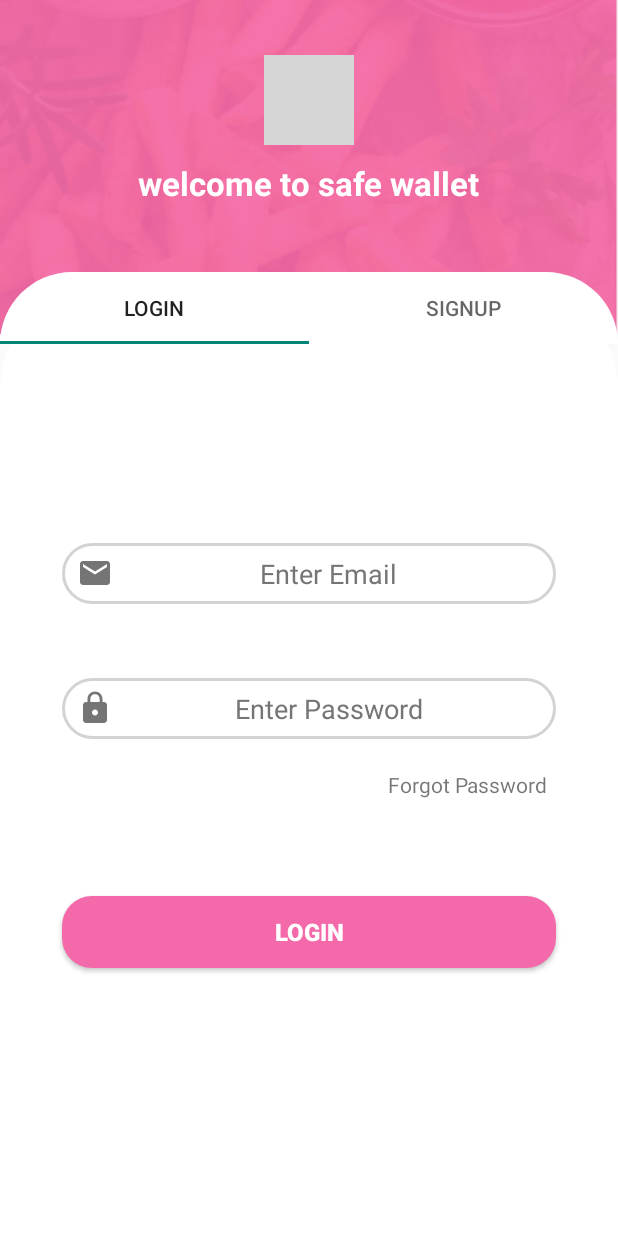
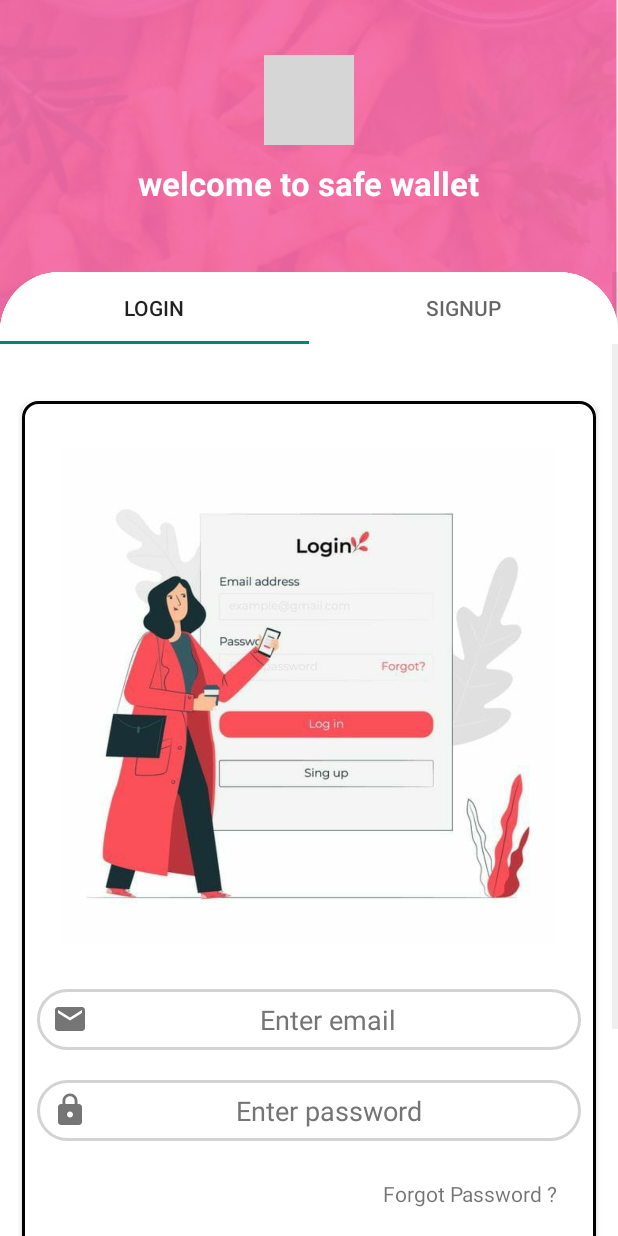
Before and after one commit to aadeshpandiri/ModernFeatures, an Android app: the screen it shows after launch once a user with an empty profile is signed in (LoginActivity), on a phone screen of 412 x 824 dp. Run offline under Robolectric (Android 15) with nearby library versions, the phone set to English and light mode, and no system bars; our stand-ins replace Firebase (no records; nobody signed in at launch, a user with empty details on screens opened directly); libraries missing offline, so code that uses them is left out: maes.tech.intentanim; Roboto replaces fonts that are not available here; 3 statements that could not run were skipped; grey boxes are pictures that could not be loaded.

Commit message:
login page and signup page design completed

```diff
--- a/app/src/main/java/com/example/myappnew/LoginActivity.java
+++ b/app/src/main/java/com/example/myappnew/LoginActivity.java
@@ -57,17 +57,17 @@ public class LoginActivity extends AppCompatActivity {
 //        fb.setTranslationY(300);
 //        google.setTranslationY(300);
 //        twitter.setTranslationY(300);
-        tabLayout.setTranslationY(300);
+        //tabLayout.setTranslationY(300);
 
 //        fb.setAlpha(v);
 //        google.setAlpha(v);
 //        twitter.setAlpha(v);
-        tabLayout.setAlpha(v);
+        //tabLayout.setAlpha(v);
 
 //        fb.animate().translationY(0).alpha(1).setDuration(1000).setStartDelay(400).start();
 //        google.animate().translationY(0).alpha(1).setDuration(1000).setStartDelay(600).start();
 //        twitter.animate().translationY(0).alpha(1).setDuration(1000).setStartDelay(800).start();
-        tabLayout.animate().translationY(0).alpha(1).setDuration(1000).setStartDelay(100).start();
+       // tabLayout.animate().translationY(0).alpha(1).setDuration(1000).setStartDelay(100).start();
 
 
     }
--- a/app/src/main/res/drawable/form_bg.xml
+++ b/app/src/main/res/drawable/form_bg.xml
@@ -2,8 +2,8 @@
 <shape xmlns:android="http://schemas.android.com/apk/res/android">
 
     <solid android:color="#ffffff"/>
-    <corners android:radius="30dp"/>
+    <corners android:radius="10dp"/>
     <stroke android:width="2dp"
-        android:color="#000000" />
+        android:color="#010101" />
 
 </shape>
--- a/app/src/main/res/drawable/vi_bg.xml
+++ b/app/src/main/res/drawable/vi_bg.xml
@@ -3,8 +3,8 @@
     android:shape="rectangle">
 
     <solid android:color="@color/white"/>
-    <corners android:topLeftRadius="80dp"
-        android:topRightRadius="80dp"/>
+    <corners android:topLeftRadius="40dp"
+        android:topRightRadius="40dp"/>
 
 
 </shape>
--- a/app/src/main/res/layout/activity_login.xml
+++ b/app/src/main/res/layout/activity_login.xml
@@ -5,6 +5,10 @@
     android:layout_width="match_parent"
     android:layout_height="match_parent"
     tools:context=".LoginActivity">
+
+        <androidx.constraintlayout.widget.ConstraintLayout
+            android:layout_width="match_parent"
+            android:layout_height="match_parent">
 
             <ImageView
                 android:id="@+id/imageView2"
@@ -19,6 +23,7 @@
                 app:layout_constraintTop_toTopOf="parent"
                 app:layout_constraintVertical_bias="0" />
 
+
             <androidx.constraintlayout.widget.ConstraintLayout
                 android:id="@+id/constraintLayout"
                 android:layout_width="match_parent"
@@ -31,6 +36,9 @@
                 app:layout_constraintTop_toTopOf="parent"
 
                 app:layout_constraintVertical_bias="1">
+
+
+
 
                 <androidx.viewpager.widget.ViewPager
                     android:id="@+id/view_pager"
@@ -60,8 +68,9 @@
 
 
 
+            </androidx.constraintlayout.widget.ConstraintLayout>
 
-    </androidx.constraintlayout.widget.ConstraintLayout>
+
 
 
             <ImageView
@@ -91,5 +100,7 @@
 
 
 
+        </androidx.constraintlayout.widget.ConstraintLayout>
+
 
 </androidx.constraintlayout.widget.ConstraintLayout>
--- a/app/src/main/res/layout/login_tab_fragment.xml
+++ b/app/src/main/res/layout/login_tab_fragment.xml
@@ -2,18 +2,70 @@
 <androidx.constraintlayout.widget.ConstraintLayout xmlns:android="http://schemas.android.com/apk/res/android"
     android:layout_width="match_parent"
     android:layout_height="match_parent"
+    android:background="@drawable/vi_bg"
+    android:layout_marginTop="20dp"
     xmlns:app="http://schemas.android.com/apk/res-auto">
+    <ScrollView
+        android:layout_width="match_parent"
+        android:layout_height="match_parent"
+        >
+
+        <androidx.cardview.widget.CardView
+            android:layout_width="match_parent"
+            android:background="@drawable/vi_bg"
+            android:layout_height="match_parent"
+            android:layout_marginLeft="10dp"
+            android:layout_marginTop="80dp"
+            android:layout_marginRight="10dp"
+
+            android:elevation="8dp"
+
+            android:paddingStart="32dp"
+            app:cardCornerRadius="8dp"
+            app:cardUseCompatPadding="true"
+            app:layout_constraintStart_toStartOf="parent"
+            app:layout_constraintTop_toTopOf="parent"
+            app:layout_constraintBottom_toBottomOf="parent"
+            app:layout_constraintEnd_toEndOf="parent"
+            android:paddingBottom="10dp"
+
+            >
+
+            <LinearLayout
+                android:layout_width="match_parent"
+                android:layout_height="match_parent"
+                android:paddingBottom="50dp"
+                android:layout_marginBottom="30dp"
+                android:orientation="vertical">
 
 
+            <LinearLayout
+                android:layout_width="match_parent"
+                android:layout_height="match_parent"
+                android:background="@drawable/form_bg"
+                android:paddingBottom="20dp"
+                android:layout_gravity="center"
+                android:orientation="vertical">
+
+                <ImageView
+                    android:id="@+id/imageView2"
+                    android:layout_width="wrap_content"
+                    android:layout_height="330dp"
+                    android:layout_gravity="center"
+                    android:layout_marginTop="32dp"
+                    android:src="@drawable/login_imgview"
+                    app:layout_constraintEnd_toEndOf="parent"
+                    app:layout_constraintStart_toStartOf="parent"
+                    app:layout_constraintTop_toTopOf="parent" />
 
                 <EditText
                     android:id="@+id/email"
-        android:layout_width="0dp"
+                    android:layout_width="match_parent"
                     android:layout_height="wrap_content"
                     app:layout_constraintWidth_percent=".8"
                     app:layout_constraintVertical_bias=".3"
                     app:layout_constraintHorizontal_bias=".5"
-        android:hint="Enter Email"
+                    android:hint="Enter email"
                     android:drawableLeft="@drawable/email"
                     android:paddingStart="10dp"
                     android:textColorHint="#757575"
@@ -25,16 +77,17 @@
                     android:paddingLeft="20dp"
                     android:paddingTop="10dp"
                     android:paddingBottom="10dp"
-        app:layout_constraintStart_toStartOf="parent"
-        app:layout_constraintTop_toTopOf="parent"
-        app:layout_constraintBottom_toBottomOf="parent"
-        app:layout_constraintEnd_toEndOf="parent" />
+                    android:layout_marginBottom="20dp"
+                    android:layout_marginTop="30dp"
+                    android:layout_marginLeft="10dp"
+                    android:layout_marginRight="10dp"
+                    />
 
                 <EditText
                     android:id="@+id/pass"
-        android:layout_width="0dp"
+                    android:layout_width="match_parent"
                     android:layout_height="wrap_content"
-        android:hint="Enter Password"
+                    android:hint="Enter password"
                     android:paddingLeft="20dp"
                     android:paddingTop="10dp"
                     android:paddingBottom="10dp"
@@ -46,59 +99,62 @@
                     android:gravity="center_horizontal"
                     android:textAlignment="center"
                     android:background="@drawable/edit_text_bg"
-        app:layout_constraintBottom_toBottomOf="parent"
-        app:layout_constraintEnd_toEndOf="parent"
-        app:layout_constraintStart_toStartOf="parent"
-        app:layout_constraintTop_toBottomOf="@+id/email"
-        app:layout_constraintVertical_bias="0.13"
-        app:layout_constraintWidth_percent=".8"
+                    android:layout_marginBottom="20dp"
+                    android:layout_marginLeft="10dp"
+                    android:layout_marginRight="10dp"
+                    />
+
+                <TextView
+                    android:id="@+id/forgotpass"
+                    android:layout_width="wrap_content"
+                    android:layout_height="wrap_content"
+                    android:text="Forgot Password ?"
+                    app:layout_constraintVertical_bias="0.05"
+                    app:layout_constraintHorizontal_bias="1"
+                    android:layout_marginTop="5dp"
+                    android:layout_marginRight="25dp"
+                    android:layout_gravity="right"
+                    android:layout_marginBottom="20dp"
 
                    />
 
                 <Button
                     android:id="@+id/login"
-        android:layout_width="0dp"
+                    android:layout_width="match_parent"
                     android:layout_height="wrap_content"
                     android:text="Login"
                     android:textSize="16sp"
                     android:textStyle="bold"
-        app:layout_constraintBottom_toBottomOf="parent"
-        app:layout_constraintEnd_toEndOf="parent"
-        app:layout_constraintStart_toStartOf="parent"
-        app:layout_constraintTop_toTopOf="parent"
                     android:textColor="@color/white"
                     app:backgroundTint="@null"
                     android:background="@drawable/button_bg"
-        app:layout_constraintVertical_bias="0.7"
-        app:layout_constraintWidth_percent=".8" />
+                    android:layout_marginBottom="20dp"
+                    android:layout_marginLeft="20dp"
+                    android:layout_marginRight="20dp"
+                    />
 
-    <TextView
-        android:id="@+id/forgotpass"
-        android:layout_width="wrap_content"
-        android:layout_height="wrap_content"
-        android:text="Forgot Password"
-        app:layout_constraintVertical_bias="0.05"
-        app:layout_constraintHorizontal_bias="1"
-        android:layout_marginTop="5dp"
-        android:layout_marginRight="5dp"
-        app:layout_constraintBottom_toBottomOf="parent"
-        app:layout_constraintEnd_toEndOf="@id/pass"
-        app:layout_constraintStart_toStartOf="parent"
-        app:layout_constraintTop_toBottomOf="@id/pass"/>
+
+
+
+
+
+            </LinearLayout>
+            </LinearLayout>
 
             <ProgressBar
                 android:id="@+id/progressbar"
                 android:layout_width="wrap_content"
                 android:layout_height="wrap_content"
                 android:visibility="gone"
-        android:layout_centerInParent="true"
-        app:layout_constraintBottom_toBottomOf="parent"
-        app:layout_constraintEnd_toEndOf="parent"
-        app:layout_constraintStart_toStartOf="parent"
-        app:layout_constraintTop_toTopOf="parent" />
+                android:layout_centerHorizontal="true"
+                android:layout_centerVertical="true"
+                android:layout_gravity="center" />
+
+        </androidx.cardview.widget.CardView>
 
 
 
 
 
+    </ScrollView>
 </androidx.constraintlayout.widget.ConstraintLayout>
```
Also changed, not shown: app/src/main/res/layout/signup_tab_fragment.xml (+94 -52 lines), app/src/main/res/drawable/login_image.png (added), app/src/main/res/drawable/login_imgview.png (added). Lines whose indentation alone changed are shown as unchanged.
